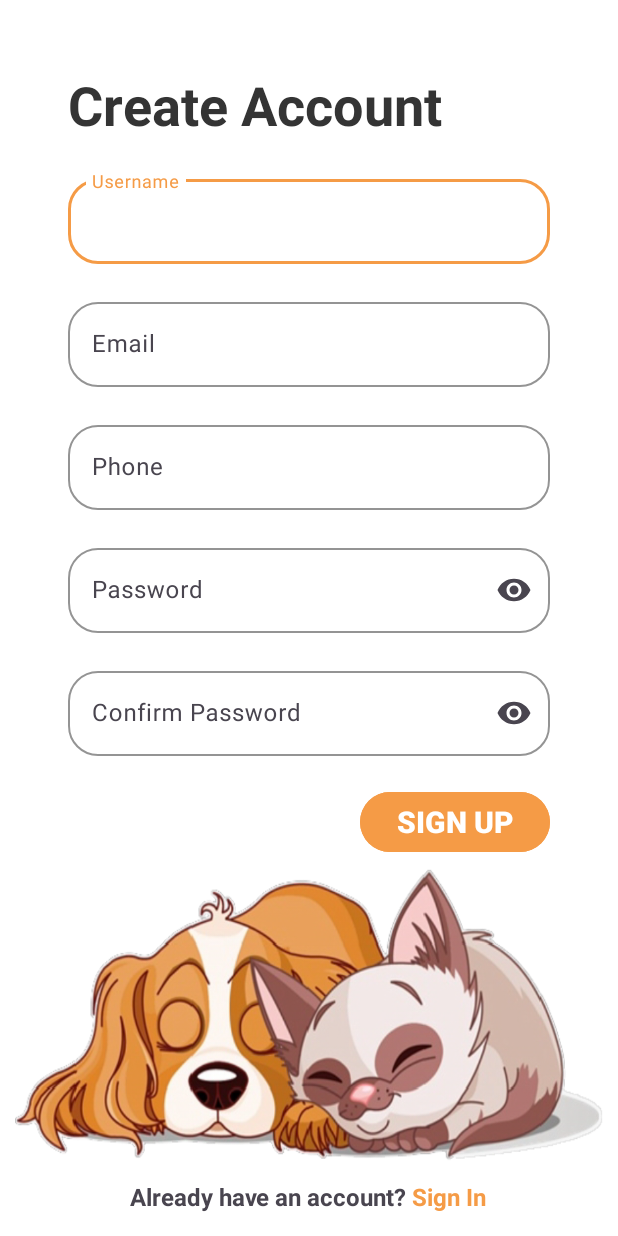
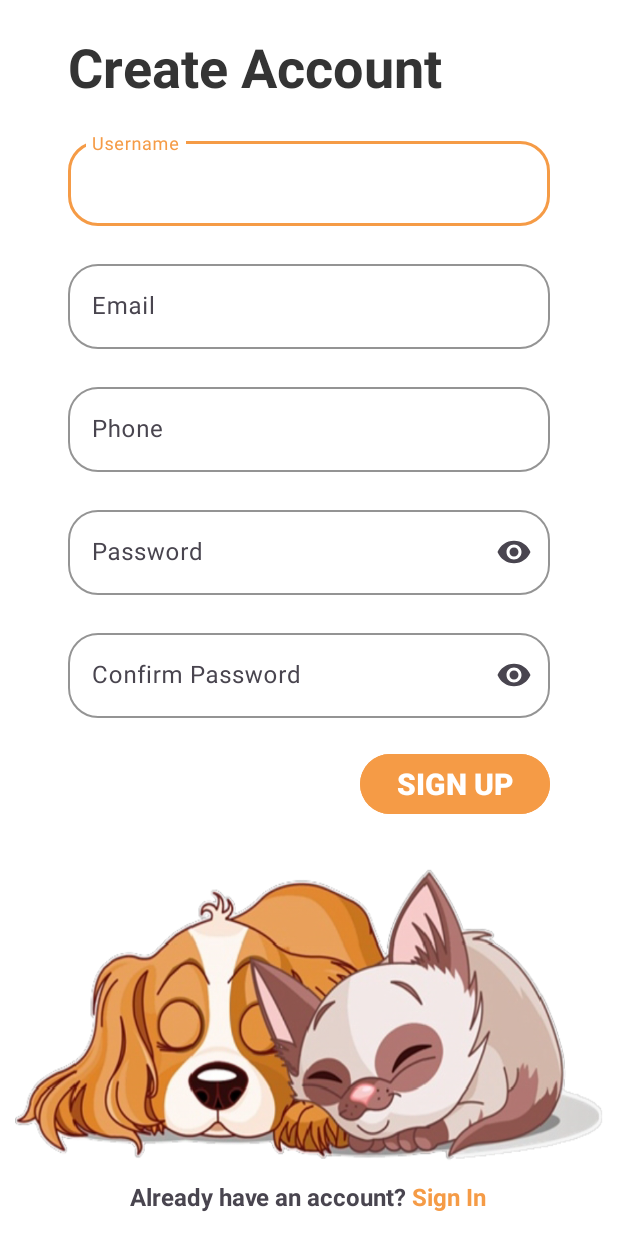
Before and after one commit to ChengkangHuang/Capstone_Project_PetCupid, an Android app: the screen it shows after launch (SignupActivity), after a tap on "Don't have an account? Sign up", on a phone screen of 412 x 824 dp. Run offline under Robolectric (Android 15) with nearby library versions, the phone set to English and light mode, and no system bars; our stand-ins replace Firebase (no records; nobody signed in at launch, a user with empty details on screens opened directly), data binding.

Commit message:
[Update]LoginPage(Update comments), SignupPage completed(Update comments)

```diff
--- a/app/src/main/java/ca/mohawkcollege/petcupid/LoginActivity.kt
+++ b/app/src/main/java/ca/mohawkcollege/petcupid/LoginActivity.kt
@@ -30,6 +30,9 @@ class LoginActivity : AppCompatActivity() {
     private lateinit var binding: ActivityLoginBinding
     private val loginViewModel: LoginViewModel by viewModels()
 
+    /**
+     * Setup the result codes
+     */
     companion object {
         const val RESULT_CODE_SUCCESS = 1
         const val RESULT_CODE_FAILURE = -1
@@ -47,6 +50,11 @@ class LoginActivity : AppCompatActivity() {
         setupSwitchToSignup()
     }
 
+    /**
+     * Setup the login result observer
+     * This will handle the login result and show a toast message if the login failed
+     * If the login succeeded, it will finish the activity
+     */
     private fun setupLoginResultObserver() {
         loginViewModel.loginResult.observe(this) { loginResult ->
             when(loginResult) {
@@ -64,6 +72,12 @@ class LoginActivity : AppCompatActivity() {
         }
     }
 
+    /**
+     * Signup Activity Result Launcher
+     * This will handle the result from the signup activity
+     * If the result is RESULT_CODE_SUCCESS, it will set the email textview to the email of the user
+     * If the result is RESULT_CODE_FAILURE, it will show a Snackbar to the user
+     */
     private val mySignupActivityResultLauncher = registerForActivityResult(
         ActivityResultContracts.StartActivityForResult()
     ) { result ->
@@ -78,6 +92,10 @@ class LoginActivity : AppCompatActivity() {
         }
     }
 
+    /**
+     * Setup the sign up textview handler
+     * This will handle the textview click and switch to the sign up activity
+     */
     private fun setupSwitchToSignup() {
         val spannableString = SpannableString("Don't have an account? Sign up")
         spannableString.setSpan(ForegroundColorSpan(resources.getColor(R.color.orange, this.theme)), 23, 30, 0)
@@ -85,36 +103,73 @@ class LoginActivity : AppCompatActivity() {
         binding.jump2Signup.setOnClickListener { mySignupActivityResultLauncher.launch(Intent(this, SignupActivity::class.java)) }
     }
 
+    /**
+     * Setup the text input handler
+     * This will check if the email and password are valid
+     * If not, show error message
+     * If yes, hide error message
+     */
     private fun setupTextInputHandler() {
+        // For emailTextInputEditText
         binding.emailTextInputEditText.doOnTextChanged { text, _, _, _ ->
             binding.emailTextInputLayout.error = ""
             loginViewModel.onEmailTextChanged(text.toString())
             val isMatch = text.toString().matches("[a-zA-Z0-9._-]+@[a-z]+\\.+[a-z]+".toRegex())
-            if (!isMatch) binding.emailTextInputLayout.error = "Invalid email address"
+            if (!isMatch) {
+                binding.emailTextInputLayout.error = "Invalid email address"
+            } else {
+                binding.emailTextInputLayout.isErrorEnabled = false
+            }
         }
 
+        // For passwordTextInputEditText
         binding.passwordTextInputEditText.doOnTextChanged { text, _, _, _ ->
-            binding.passwordTextInputLayout.error = ""
+            binding.passwordTextInputLayout.isErrorEnabled = false
             loginViewModel.onPasswordTextChanged(text.toString())
-            if (text.toString().length < 8)
-                binding.passwordTextInputLayout.helperText = "Password must be at least 6 characters"
+            if (text.toString().length < 6) {
+                binding.passwordTextInputLayout.helperText =
+                    "Password must be at least 6 characters"
+                binding.passwordTextInputLayout.setHelperTextColor(resources.getColorStateList(R.color.red, this.theme))
+            } else {
+                binding.passwordTextInputLayout.helperText = "Password valid"
+                binding.passwordTextInputLayout.setHelperTextColor(resources.getColorStateList(R.color.green, this.theme))
+            }
         }
     }
 
+    /**
+     * Get the vibrator service
+     * @return Vibrator
+     */
     private val vibrator: Vibrator
         get() = getSystemService(VIBRATOR_SERVICE) as Vibrator
 
+    /**
+     * Call the vibrator to vibrate for 100ms
+     * @return Unit
+     */
     private fun callVibrator() {
         val vibrationEffect = VibrationEffect.createOneShot(100, VibrationEffect.DEFAULT_AMPLITUDE)
         vibrator.vibrate(vibrationEffect)
     }
 
+    /**
+     * Show error message and shake the text input layout
+     * @param errorMessage the error message to show
+     * @return Unit
+     */
     private fun TextInputLayout.showErrorAndShake(errorMessage: String) {
         error = errorMessage
         isErrorEnabled = true
         startAnimation(AnimationUtils.loadAnimation(this.context, R.anim.shake))
     }
 
+    /**
+     * Setup the login button handler
+     * Check if the email and password are empty
+     * If not, call the login function in the view model
+     * If yes, show error message and shake the text input layout
+     */
     private fun setupLoginButtonHandler() {
         binding.loginBtn.setOnClickListener {
             var hasErrors = false
--- a/app/src/main/java/ca/mohawkcollege/petcupid/SignupActivity.kt
+++ b/app/src/main/java/ca/mohawkcollege/petcupid/SignupActivity.kt
@@ -24,6 +24,9 @@ class SignupActivity : AppCompatActivity() {
     private lateinit var binding: ActivitySignupBinding
     private val signupViewModel: SignupViewModel by viewModels()
 
+    /**
+     * Setup the result codes
+     */
     companion object {
         const val RESULT_CODE_SUCCESS = 1
         const val RESULT_CODE_FAILURE = -1
--- a/app/src/main/res/layout/activity_signup.xml
+++ b/app/src/main/res/layout/activity_signup.xml
@@ -15,9 +15,6 @@
         android:layout_height="match_parent"
         android:background="@drawable/background_with_dog_cat"
         android:orientation="vertical"
-        android:paddingStart="45dp"
-        android:paddingTop="45dp"
-        android:paddingEnd="45dp"
         android:paddingBottom="15dp"
         tools:context=".MainActivity">
 
@@ -25,6 +22,9 @@
             android:id="@+id/createAccountTextView"
             android:layout_width="match_parent"
             android:layout_height="wrap_content"
+            android:layout_marginStart="45dp"
+            android:layout_marginTop="20dp"
+            android:layout_marginEnd="45dp"
             android:text="Create Account"
             android:textColor="#343434"
             android:textSize="36sp"
@@ -35,6 +35,8 @@
             android:layout_width="match_parent"
             android:layout_height="wrap_content"
             android:layout_below="@+id/createAccountTextView"
+            android:layout_alignStart="@id/createAccountTextView"
+            android:layout_alignEnd="@id/createAccountTextView"
             android:layout_marginTop="20dp"
             app:boxCornerRadiusBottomEnd="20dp"
             app:boxCornerRadiusBottomStart="20dp"
@@ -58,6 +60,8 @@
             android:layout_width="match_parent"
             android:layout_height="wrap_content"
             android:layout_below="@+id/userNameTextInputLayout"
+            android:layout_alignStart="@id/userNameTextInputLayout"
+            android:layout_alignEnd="@id/userNameTextInputLayout"
             android:layout_marginTop="20dp"
             app:boxCornerRadiusBottomEnd="20dp"
             app:boxCornerRadiusBottomStart="20dp"
@@ -81,6 +85,8 @@
             android:layout_width="match_parent"
             android:layout_height="wrap_content"
             android:layout_below="@+id/emailTextInputLayout"
+            android:layout_alignStart="@id/emailTextInputLayout"
+            android:layout_alignEnd="@id/emailTextInputLayout"
             android:layout_marginTop="20dp"
             app:boxCornerRadiusBottomEnd="20dp"
             app:boxCornerRadiusBottomStart="20dp"
@@ -104,6 +110,8 @@
             android:layout_width="match_parent"
             android:layout_height="wrap_content"
             android:layout_below="@+id/phoneNumberTextInputLayout"
+            android:layout_alignStart="@id/phoneNumberTextInputLayout"
+            android:layout_alignEnd="@id/phoneNumberTextInputLayout"
             android:layout_marginTop="20dp"
             app:boxCornerRadiusBottomEnd="20dp"
             app:boxCornerRadiusBottomStart="20dp"
@@ -127,6 +135,8 @@
             android:layout_width="match_parent"
             android:layout_height="wrap_content"
             android:layout_below="@+id/passwordTextInputLayout"
+            android:layout_alignStart="@id/passwordTextInputLayout"
+            android:layout_alignEnd="@id/passwordTextInputLayout"
             android:layout_marginTop="20dp"
             app:boxCornerRadiusBottomEnd="20dp"
             app:boxCornerRadiusBottomStart="20dp"
```
